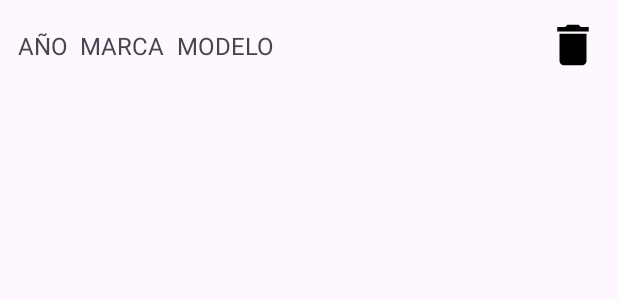
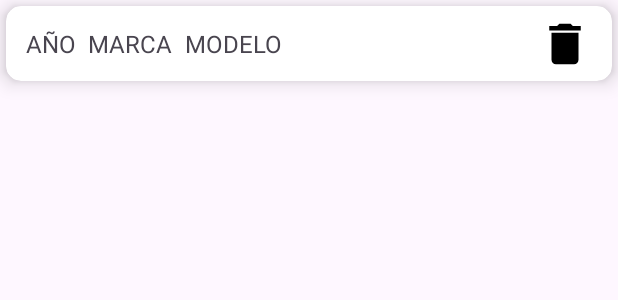
Before and after one commit to VicLT/PMDM_05_API_Rest_Free, an Android app: the layout motorcycle_item.xml on its own in the app's theme, with its tools: preview values and no code run, on a phone screen of 412 x 824 dp. Shown: the top 300 px of the screen. Run offline under Robolectric (Android 15) with nearby library versions, the phone set to English and light mode, and no system bars; network calls fail; Roboto replaces fonts that are not available here.

Commit message:
Stable 1.1 (sin buscador, style a medias)

```diff
--- a/app/src/main/res/layout/motorcycle_item.xml
+++ b/app/src/main/res/layout/motorcycle_item.xml
@@ -1,16 +1,22 @@
 <?xml version="1.0" encoding="utf-8"?>
-<androidx.constraintlayout.widget.ConstraintLayout
+<androidx.cardview.widget.CardView
     xmlns:android="http://schemas.android.com/apk/res/android"
     xmlns:app="http://schemas.android.com/apk/res-auto"
     xmlns:tools="http://schemas.android.com/tools"
     android:layout_width="match_parent"
     android:layout_height="wrap_content"
-    android:minHeight="48dp"
-    android:paddingVertical="10dp"
-    android:layout_marginVertical="2dp"
-    android:layout_marginHorizontal="4dp"
+    android:layout_margin="4dp"
     android:clickable="true"
     android:focusable="true"
+    android:foreground="?android:attr/selectableItemBackground"
+    app:cardCornerRadius="10dp"
+    app:cardElevation="8dp">
+
+    <androidx.constraintlayout.widget.ConstraintLayout
+        android:layout_width="match_parent"
+        android:layout_height="wrap_content"
+        android:minHeight="50dp"
+        android:layout_marginHorizontal="5dp"
         android:foreground="?android:attr/selectableItemBackground">
 
         <TextView
@@ -74,3 +80,5 @@
             android:src="@drawable/ic_delete"/>
 
     </androidx.constraintlayout.widget.ConstraintLayout>
+
+</androidx.cardview.widget.CardView>
--- a/app/src/main/res/values/strings.xml
+++ b/app/src/main/res/values/strings.xml
@@ -36,4 +36,5 @@
     <string name="url_google_images">https://www.google.com/search?tbm=isch&amp;q=%s+%s+%s</string>
     <string name="txt_desc_no_items">No motorcycles to show.</string>
     <string name="txt_tv_no_items">No motorcycles to show</string>
+    <string name="txt_undo">Undo</string>
 </resources>
```
Also changed, not shown: app/src/main/java/edu/pract5/apirestfree/ui/main/MainActivity.kt (+17 -3 lines). Lines whose indentation alone changed are shown as unchanged.
